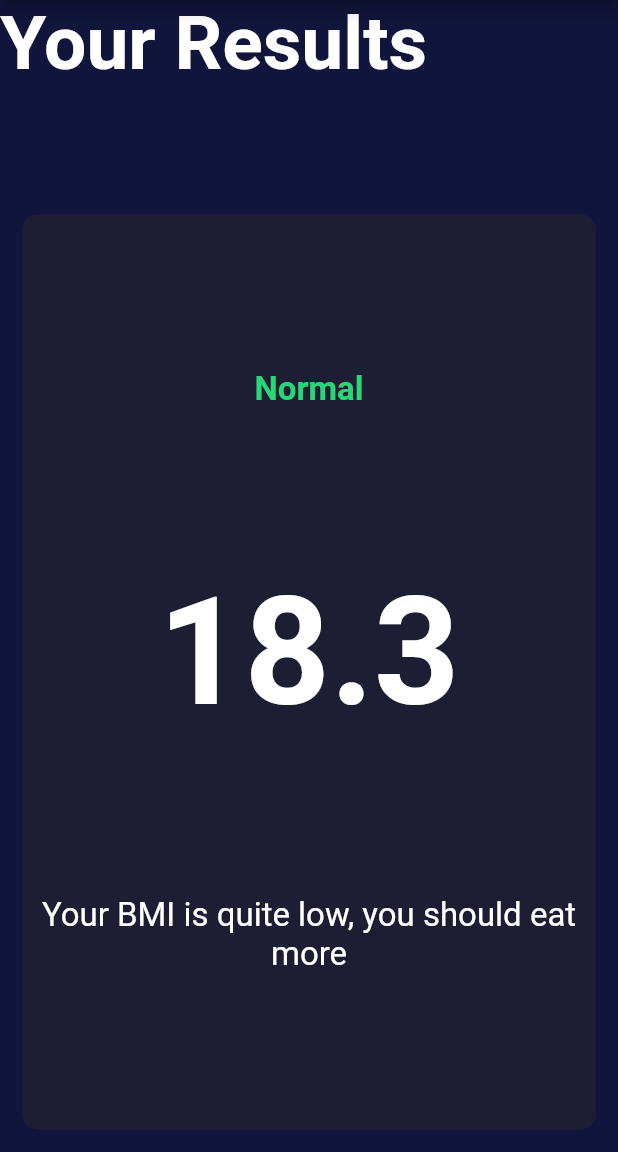
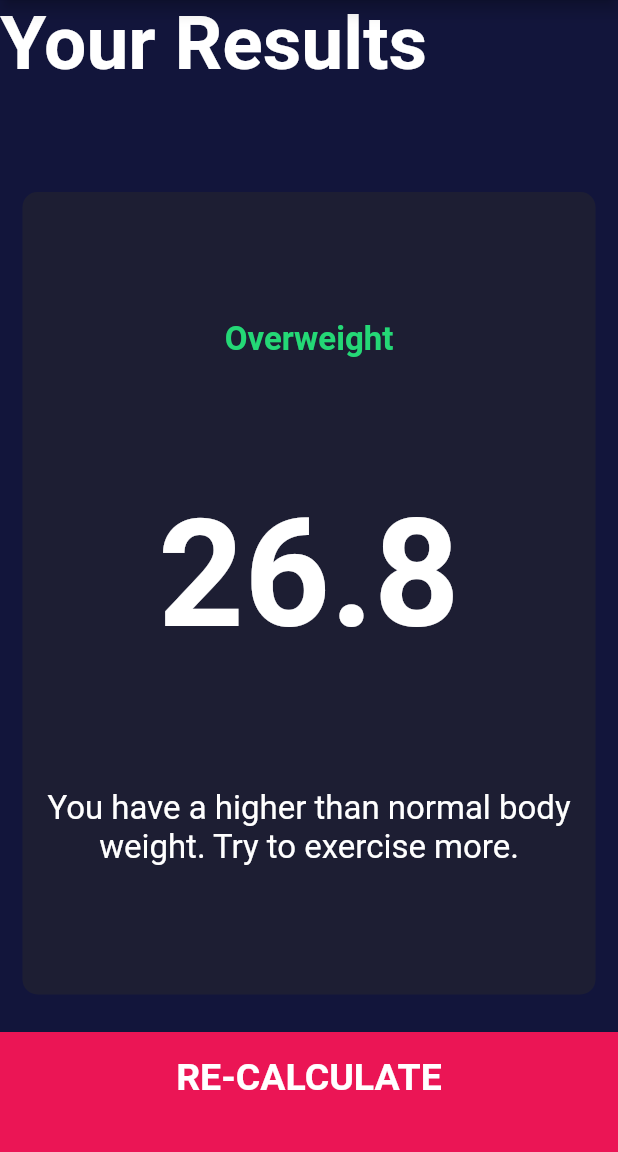
Before and after one commit to Skaps664/bmi_app, a Flutter app: the screen it shows after launch, after a tap on "CALCULATE", on a phone screen of 412 x 824 dp, the part 84-1236 px from its top. Run offline on Flutter 3.47's test engine with Material 2 defaults, Android fonts, the phone set to English and light mode, and no system bars; our stand-ins replace font_awesome_flutter.

Commit message:
FUll final project

```diff
--- /dev/null
+++ b/lib/calculator_brain.dart
@@ -0,0 +1,35 @@
+import 'dart:math';
+
+class CalculatorBrain {
+  CalculatorBrain({this.height, this.weight});
+
+  final int height;
+  final int weight;
+
+  double _bmi;
+
+  String calculateBMI() {
+    _bmi = weight / pow(height / 100, 2);
+    return _bmi.toStringAsFixed(1);
+  }
+
+  String getResult() {
+    if (_bmi >= 25) {
+      return 'Overweight';
+    } else if (_bmi > 18.5) {
+      return 'Normal';
+    } else {
+      return 'Underweight';
+    }
+  }
+
+  String getInterpretation() {
+    if (_bmi >= 25) {
+      return 'You have a higher than normal body weight. Try to exercise more.';
+    } else if (_bmi >= 18.5) {
+      return 'You have a normal body weight. Good job!';
+    } else {
+      return 'You have a lower than normal body weight. You can eat a bit more.';
+    }
+  }
+}
--- a/lib/screens/input_page.dart
+++ b/lib/screens/input_page.dart
@@ -5,6 +5,7 @@ import 'package:bmi_app/card_Content.dart';
 import 'package:bmi_app/constants.dart';
 import 'package:bmi_app/round_icon_button.dart';
 import 'package:bmi_app/bottom_button.dart';
+import 'package:bmi_app/calculator_brain.dart';
 import 'package:bmi_app/reusable_card.dart';
 import 'results_page.dart';
 
@@ -207,10 +208,17 @@ class _InputPageState extends State<InputPage> {
             BottomButton(
               buttonTitle: 'CALCULATE',
               onTapp: () {
+                CalculatorBrain calc =
+                    CalculatorBrain(height: hight, weight: weght);
+
                 Navigator.push(
                   context,
                   MaterialPageRoute(
-                    builder: (context) => Resultas(),
+                    builder: (context) => Resultas(
+                      bmiResult: calc.calculateBMI(),
+                      resultText: calc.getResult(),
+                      interpretation: calc.getInterpretation(),
+                    ),
                   ),
                 );
               },
--- a/lib/screens/results_page.dart
+++ b/lib/screens/results_page.dart
@@ -1,9 +1,18 @@
 import 'package:flutter/material.dart';
 import 'package:bmi_app/constants.dart';
 import 'package:bmi_app/reusable_card.dart';
+import 'package:bmi_app/bottom_button.dart';
+import 'package:bmi_app/calculator_brain.dart';
 
 class Resultas extends StatelessWidget {
-  const Resultas({Key key}) : super(key: key);
+  Resultas(
+      {@required this.interpretation,
+      @required this.bmiResult,
+      @required this.resultText});
+
+  final String bmiResult;
+  final String resultText;
+  final String interpretation;
 
   @override
   Widget build(BuildContext context) {
@@ -29,22 +38,28 @@ class Resultas extends StatelessWidget {
                 cardChild: Column(
                     mainAxisAlignment: MainAxisAlignment.spaceEvenly,
                     crossAxisAlignment: CrossAxisAlignment.center,
-                    children: const [
+                    children: [
                       Text(
-                        'Normal',
+                        resultText,
                         style: kResultTextStyle,
                       ),
                       Text(
-                        '18.3',
+                        bmiResult,
                         style: kBMITextStyle,
                       ),
                       Text(
-                        'Your BMI is quite low, you should eat more',
+                        interpretation,
                         textAlign: TextAlign.center,
                         style: kBodyTextStyle,
                       )
                     ]),
-              ))
+              )),
+          BottomButton(
+            buttonTitle: 'RE-CALCULATE',
+            onTapp: () {
+              Navigator.pop(context);
+            },
+          )
         ],
       ),
     );
```
